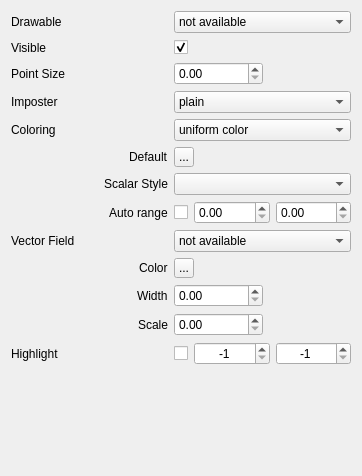
This is applications/Mapple/widgets/widget_drawable_points.ui in LiangliangNan/Easy3D as Qt 5 draws it before an edit. The edited form follows.
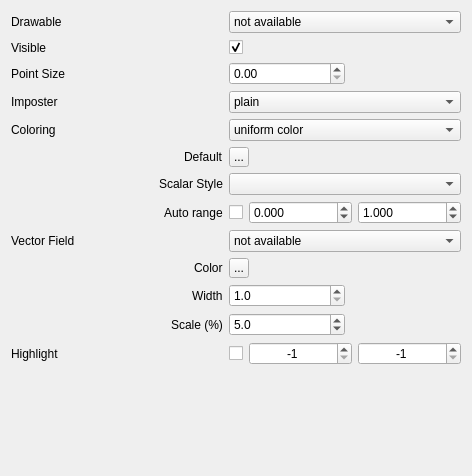
This is the edited form. Icons and pictures are not drawn.

Commit message: scalar value ranges are restricted

What changed in the file:
```diff
--- a/applications/Mapple/widgets/widget_drawable_points.ui
+++ b/applications/Mapple/widgets/widget_drawable_points.ui
@@ -6,7 +6,7 @@
    <rect>
     <x>0</x>
     <y>0</y>
-    <width>362</width>
+    <width>472</width>
     <height>476</height>
    </rect>
   </property>
@@ -365,6 +365,15 @@
            <height>0</height>
           </size>
          </property>
+         <property name="decimals">
+          <number>3</number>
+         </property>
+         <property name="minimum">
+          <double>-999999999999.000000000000000</double>
+         </property>
+         <property name="maximum">
+          <double>999999999999.000000000000000</double>
+         </property>
         </widget>
        </item>
        <item row="0" column="2">
@@ -381,6 +390,15 @@
            <height>0</height>
           </size>
          </property>
+         <property name="decimals">
+          <number>3</number>
+         </property>
+         <property name="minimum">
+          <double>-999999999999.000000000000000</double>
+         </property>
+         <property name="value">
+          <double>1.000000000000000</double>
+         </property>
         </widget>
        </item>
        <item row="0" column="0">
@@ -542,6 +560,18 @@
            <height>0</height>
           </size>
          </property>
+         <property name="decimals">
+          <number>1</number>
+         </property>
+         <property name="minimum">
+          <double>1.000000000000000</double>
+         </property>
+         <property name="maximum">
+          <double>20.000000000000000</double>
+         </property>
+         <property name="value">
+          <double>1.000000000000000</double>
+         </property>
         </widget>
        </item>
        <item>
@@ -580,7 +610,7 @@
        <item alignment="Qt::AlignRight">
         <widget class="QLabel" name="labelVectorFieldScale">
          <property name="text">
-          <string>Scale</string>
+          <string>Scale (%)</string>
          </property>
         </widget>
        </item>
@@ -605,6 +635,18 @@
            <height>0</height>
           </size>
          </property>
+         <property name="decimals">
+          <number>1</number>
+         </property>
+         <property name="minimum">
+          <double>0.100000000000000</double>
+         </property>
+         <property name="maximum">
+          <double>50.000000000000000</double>
+         </property>
+         <property name="value">
+          <double>5.000000000000000</double>
+         </property>
         </widget>
        </item>
        <item>
```
The commit also changes 2 other files.
